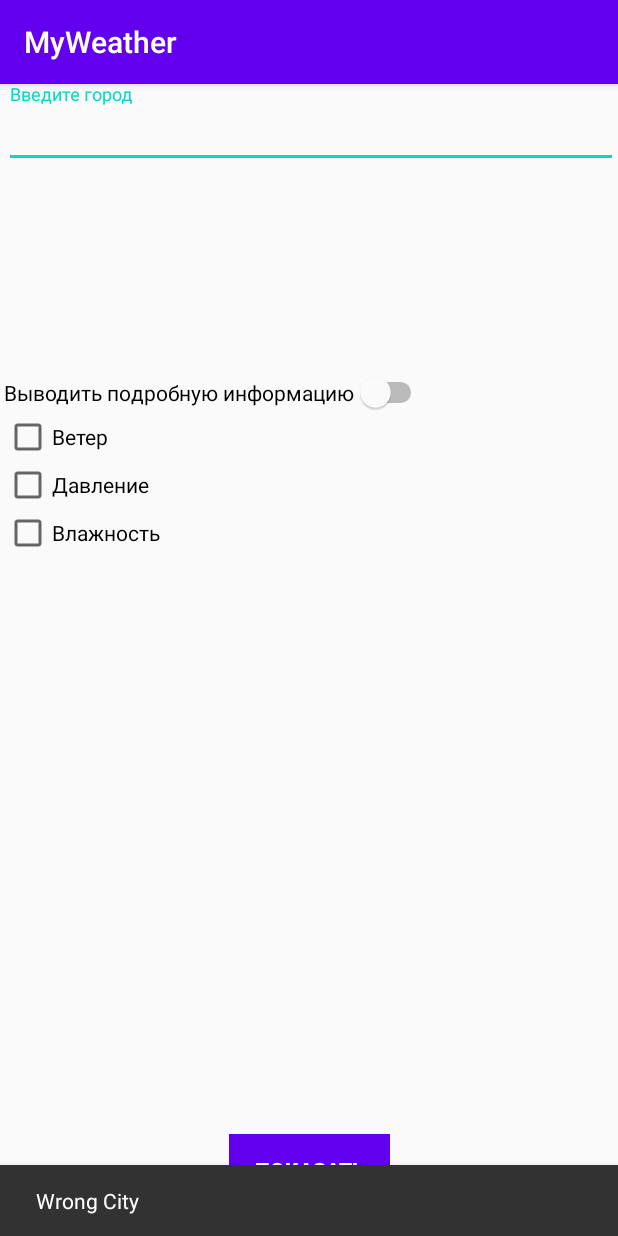
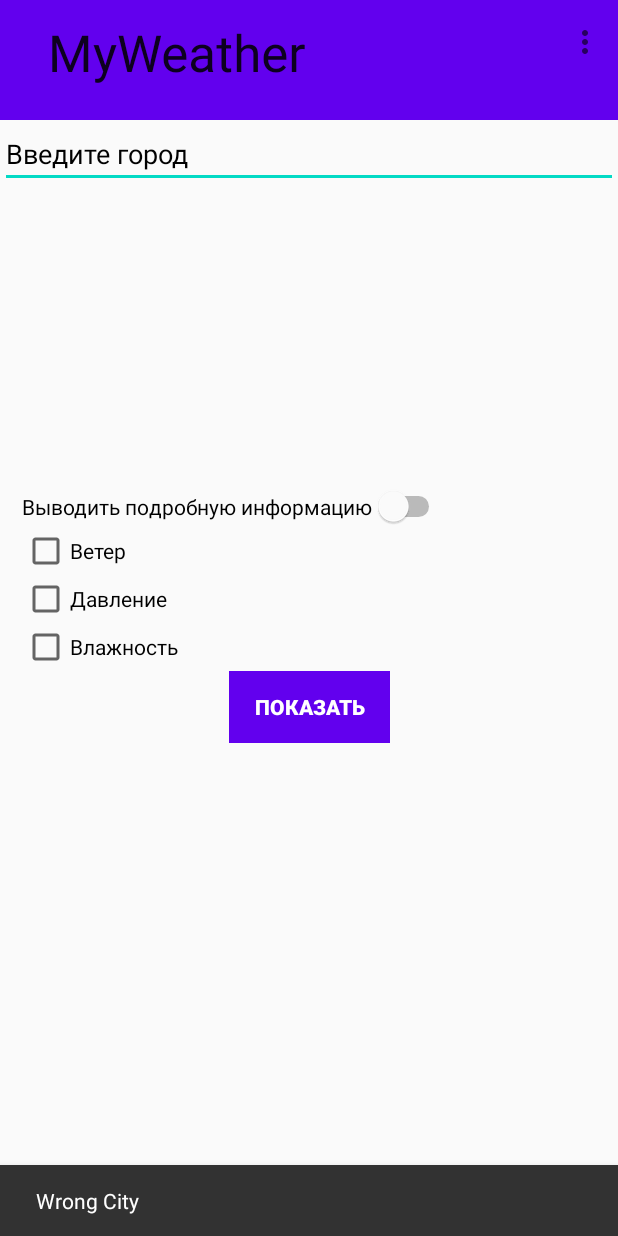
Before and after one commit to lsmn9/HW_1, an Android app: the screen it shows after launch (SecondActivity), after a tap on "ПОКАЗАТЬ", on a phone screen of 412 x 824 dp. Run offline under Robolectric (Android 15) with nearby library versions, the phone set to English and light mode, and no system bars.

Commit message:
Сделал только пункт 1. Не стал создавать шаблонный макет для бокового меню, при необходимости руками подключу к приложению.

```diff
--- a/Android1/HomeWork1/app/src/main/java/com/example/hw1/MainActivity.java
+++ b/Android1/HomeWork1/app/src/main/java/com/example/hw1/MainActivity.java
@@ -1,6 +1,7 @@
 package com.example.hw1;
 
 import androidx.appcompat.app.AppCompatActivity;
+import androidx.appcompat.widget.Toolbar;
 import androidx.fragment.app.Fragment;
 import androidx.recyclerview.widget.DividerItemDecoration;
 import androidx.recyclerview.widget.LinearLayoutManager;
@@ -50,6 +51,7 @@ public class MainActivity extends AppCompatActivity implements View.OnClickListe
         Log.d(TAG, "onCreate" );
         TextView txw = (TextView) findViewById(R.id.City);
         txw.setOnClickListener(this);
+
 
     }
 
--- a/Android1/HomeWork1/app/src/main/res/layout/city_choice.xml
+++ b/Android1/HomeWork1/app/src/main/res/layout/city_choice.xml
@@ -1,8 +1,43 @@
 <?xml version="1.0" encoding="utf-8"?>
-<androidx.constraintlayout.widget.ConstraintLayout
-    xmlns:android="http://schemas.android.com/apk/res/android"
+<androidx.coordinatorlayout.widget.CoordinatorLayout xmlns:android="http://schemas.android.com/apk/res/android"
     xmlns:app="http://schemas.android.com/apk/res-auto"
     xmlns:tools="http://schemas.android.com/tools"
+
+
+    android:id="@+id/CoorLayout"
+    android:layout_width="match_parent"
+    android:layout_height="match_parent">
+
+    <com.google.android.material.appbar.AppBarLayout
+        android:id="@+id/appbar"
+
+        android:layout_width="match_parent"
+        android:layout_height="80dp">
+
+        <com.google.android.material.appbar.CollapsingToolbarLayout
+            android:layout_width="match_parent"
+            android:layout_height="match_parent"
+            app:contentScrim="?attr/colorPrimary"
+            app:layout_scrollFlags="scroll|exitUntilCollapsed"
+
+            app:toolbarId="@+id/toolbar">
+
+
+            <androidx.appcompat.widget.Toolbar
+                android:id="@+id/toolbar"
+                android:layout_width="match_parent"
+                android:layout_height="?attr/actionBarSize"></androidx.appcompat.widget.Toolbar>
+        </com.google.android.material.appbar.CollapsingToolbarLayout>
+    </com.google.android.material.appbar.AppBarLayout>
+
+    <androidx.core.widget.NestedScrollView
+        android:layout_width="match_parent"
+        android:layout_height="match_parent"
+
+
+        app:layout_behavior="com.google.android.material.appbar.AppBarLayout$ScrollingViewBehavior">
+
+        <androidx.constraintlayout.widget.ConstraintLayout
             android:layout_width="match_parent"
             android:layout_height="match_parent">
 
@@ -27,17 +62,6 @@
                 app:layout_constraintTop_toBottomOf="@+id/humidity"
                 app:layout_constraintVertical_bias="1.0" />
 
-    <Switch
-        android:id="@+id/full_Info"
-        style="@style/Widget.AppCompat.CompoundButton.Switch"
-        android:layout_width="wrap_content"
-        android:layout_height="wrap_content"
-        android:layout_marginTop="136dp"
-        android:text="Выводить подробную информацию"
-        android:textColor="@android:color/background_dark"
-        app:layout_constraintStart_toStartOf="@+id/cityNameLayout"
-        app:layout_constraintTop_toBottomOf="@+id/cityNameLayout" />
-
             <!--    <EditText-->
             <!--        android:id="@+id/cityName1"-->
             <!--        android:layout_width="wrap_content"-->
@@ -50,6 +74,18 @@
             <!--        android:text="Введите город"-->
             <!--        app:layout_constraintEnd_toEndOf="parent"-->
             <!--        app:layout_constraintTop_toTopOf="parent" />-->
+
+            <Switch
+                android:id="@+id/full_Info"
+                style="@style/Widget.AppCompat.CompoundButton.Switch"
+                android:layout_width="wrap_content"
+                android:layout_height="wrap_content"
+                android:layout_marginStart="12dp"
+                android:layout_marginTop="244dp"
+                android:text="Выводить подробную информацию"
+                android:textColor="@android:color/background_dark"
+                app:layout_constraintStart_toStartOf="@+id/cityNameLayout"
+                app:layout_constraintTop_toTopOf="@+id/cityNameLayout" />
 
             <CheckBox
                 android:id="@+id/wind"
@@ -88,13 +124,21 @@
                 app:layout_constraintEnd_toEndOf="parent"
                 app:layout_constraintTop_toTopOf="parent">
 
+            </com.google.android.material.textfield.TextInputLayout>
+
             <com.google.android.material.textfield.TextInputEditText
                 android:id="@+id/cityName"
                 android:layout_width="match_parent"
                 android:layout_height="wrap_content"
                 android:hint="Введите город"
+                android:textColor="@android:color/background_dark"
                 android:textColorHint="@android:color/background_dark"
-            android:textColor="@android:color/background_dark" />
-    </com.google.android.material.textfield.TextInputLayout>
+                app:layout_constraintTop_toBottomOf="@+id/cityNameLayout"
+                tools:layout_editor_absoluteX="6dp" />
 
         </androidx.constraintlayout.widget.ConstraintLayout>
+
+    </androidx.core.widget.NestedScrollView>
+
+
+</androidx.coordinatorlayout.widget.CoordinatorLayout>
--- /dev/null
+++ b/Android1/HomeWork1/app/src/main/res/menu/main_menu.xml
@@ -0,0 +1,11 @@
+<?xml version="1.0" encoding="utf-8"?>
+<menu xmlns:android="http://schemas.android.com/apk/res/android">
+    xmlns:app="http://schemas.android.com/apk/res-auto">
+    <item
+        android:id="@+id/menu_all"
+        android:title="@string/menu_all" />
+    <item
+        android:title="@string/menu_nothing"
+        android:id="@+id/menu_nothing" />
+
+</menu>
--- a/Android1/HomeWork1/app/src/main/res/values/strings.xml
+++ b/Android1/HomeWork1/app/src/main/res/values/strings.xml
@@ -1,9 +1,10 @@
 <resources>
-    <string name="app_name" translatable="false">MyWeather</string>
+    <string name="app_name" size = "20dp" translatable="false">MyWeather</string>
     <!-- Preference Titles -->
     <string name="messages_header">Messages</string>
     <string name="sync_header">Sync</string>
-
+    <string name="menu_all">Выбрать все</string>
+    <string name="menu_nothing">Очистить</string>
     <!-- Messages Preferences -->
     <string name="signature_title">Your signature</string>
     <string name="reply_title">Default reply action</string>
--- a/Android1/HomeWork1/app/src/main/res/values/styles.xml
+++ b/Android1/HomeWork1/app/src/main/res/values/styles.xml
@@ -1,6 +1,6 @@
 <resources>
     <!-- Base application theme. -->
-    <style name="AppTheme" parent="Theme.AppCompat.Light.DarkActionBar">
+    <style name="AppTheme" parent="Theme.AppCompat.Light.NoActionBar">
         <!-- Customize your theme here. -->
         <item name="colorPrimary">@color/colorPrimary</item>
         <item name="colorPrimaryDark">@color/colorPrimaryDark</item>
```
Also changed, not shown: Android1/HomeWork1/app/src/main/java/com/example/hw1/SecondActivity.java (+37 -0 lines). Lines whose indentation alone changed are shown as unchanged.
